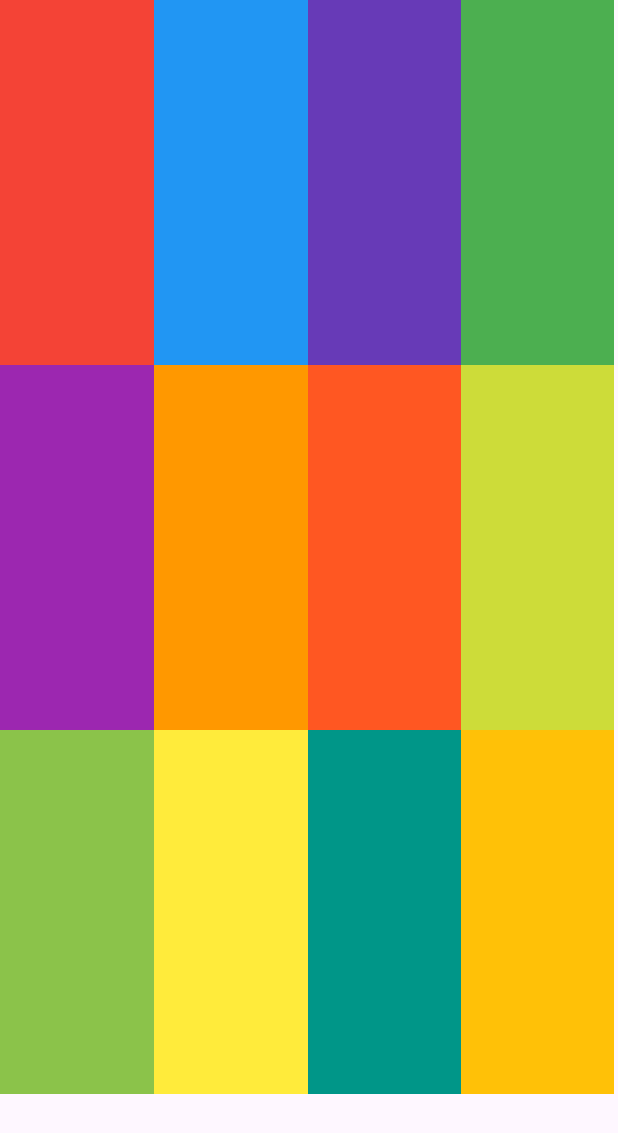
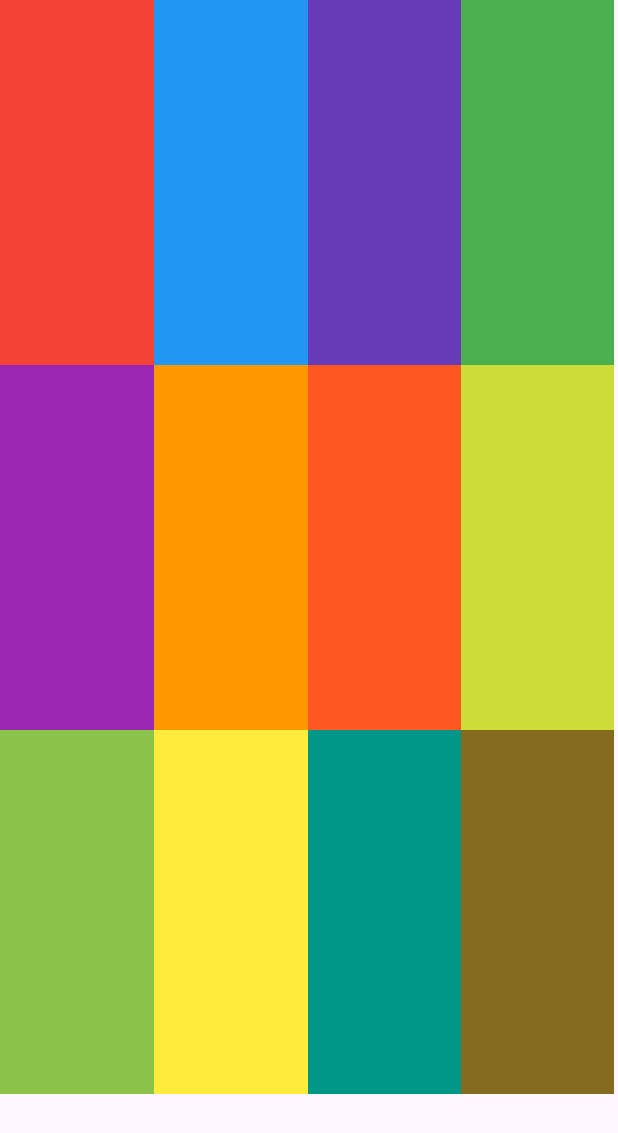
Before and after one commit to JuanjeGarciaV-dev/Programacion-Multimedia, an Android app: the screen it shows after launch (MainActivity), on a phone screen of 412 x 824 dp. Shown: the top 1133 px of the screen. Run offline under Robolectric (Android 15) with nearby library versions, the phone set to English and light mode, and no system bars.

Commit message:
tablelayout con 4 views dentro de cada uno

```diff
--- a/TareaT04/app/src/main/res/layout/activity_main.xml
+++ b/TareaT04/app/src/main/res/layout/activity_main.xml
@@ -112,7 +112,7 @@
                 android:layout_width="wrap_content"
                 android:layout_height="wrap_content"
                 android:layout_weight="1"
-                android:background="#FFC107" />
+                android:background="#856B20" />
         </TableRow>
 
     </TableLayout>
```
